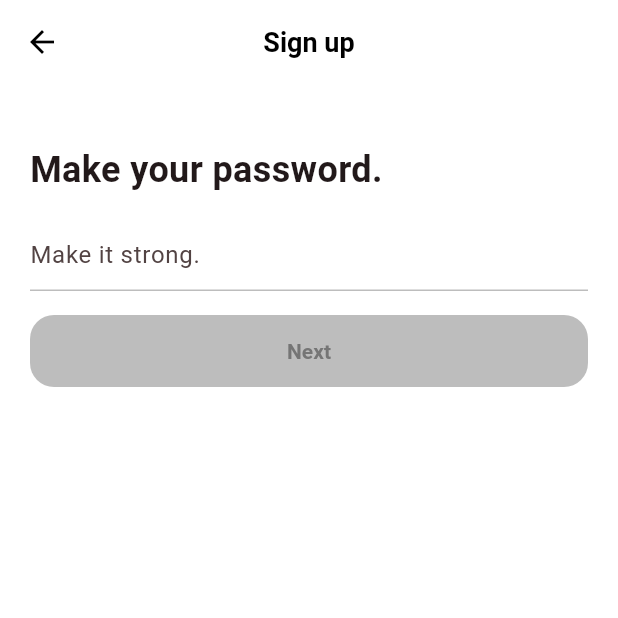
After one commit to ffenland/tiktok_clone, a Flutter app: the PasswordScreen screen opened directly, on a phone screen of 412 x 824 dp, the top half of it. The commit adds this screen. Run offline on Flutter 3.47's test engine with Material 3 defaults, Android fonts, the phone set to English and light mode, and no system bars; our stand-ins replace font_awesome_flutter.

Commit message:
password 12:02

```diff
--- a/lib/features/authentication/login_screen.dart
+++ b/lib/features/authentication/login_screen.dart
@@ -8,7 +8,7 @@ import 'package:tiktok_clone/features/authentication/widgets/auth_button.dart';
 class LoginScreen extends StatelessWidget {
   const LoginScreen({super.key});
 
-  void onSignupTap(BuildContext context) {
+  void _onSignupTap(BuildContext context) {
     Navigator.of(context)
         .pop(MaterialPageRoute(builder: (context) => const SignUpScreen()));
   }
@@ -59,7 +59,7 @@ class LoginScreen extends StatelessWidget {
             const Text("Don't have an account?"),
             Gaps.h5,
             GestureDetector(
-              onTap: () => onSignupTap(context),
+              onTap: () => _onSignupTap(context),
               child: Text(
                 "Sign up",
                 style: TextStyle(
--- /dev/null
+++ b/lib/features/authentication/password_screen.dart
@@ -0,0 +1,146 @@
+import 'package:flutter/material.dart';
+import 'package:font_awesome_flutter/font_awesome_flutter.dart';
+import 'package:tiktok_clone/constants/gaps.dart';
+import 'package:tiktok_clone/constants/size.dart';
+import 'package:tiktok_clone/features/authentication/widgets/form_button.dart';
+
+class PasswordScreen extends StatefulWidget {
+  const PasswordScreen({super.key});
+
+  @override
+  State<PasswordScreen> createState() => _PasswordScreenState();
+}
+
+class _PasswordScreenState extends State<PasswordScreen> {
+  final TextEditingController _passwordController = TextEditingController();
+
+  String _password = "";
+  bool _obscureText = true;
+
+  @override
+  void initState() {
+    super.initState();
+    _passwordController.addListener(() {
+      setState(() {
+        _password = _passwordController.text;
+      });
+    });
+  }
+
+  @override
+  void dispose() {
+    _passwordController.dispose();
+    super.dispose();
+  }
+
+  void _onScaffoldTap() {
+    FocusScope.of(context).unfocus();
+  }
+
+  void _onSubmit() {
+    if (_password.isEmpty) return;
+    Navigator.push(
+      context,
+      MaterialPageRoute(
+        builder: (context) => const PasswordScreen(),
+      ),
+    );
+  }
+
+  void _onClearTap() {
+    _passwordController.clear();
+  }
+
+  void _toggleObscureText() {
+    if (_obscureText == true) {
+      _obscureText = false;
+    } else {
+      _obscureText = true;
+    }
+    setState(() {});
+  }
+
+  bool _isPasswordValid() {
+    return _password.isNotEmpty && _password.length > 8;
+  }
+
+  @override
+  Widget build(BuildContext context) {
+    return GestureDetector(
+      onTap: _onScaffoldTap,
+      child: Scaffold(
+        appBar: AppBar(
+          title: const Text(
+            "Sign up",
+          ),
+        ),
+        body: Padding(
+          padding: const EdgeInsets.symmetric(horizontal: Sizes.size20),
+          child: Column(
+            crossAxisAlignment: CrossAxisAlignment.start,
+            children: [
+              Gaps.v40,
+              const Text(
+                "Make your password.",
+                style: TextStyle(
+                  fontSize: Sizes.size24,
+                  fontWeight: FontWeight.w700,
+                ),
+              ),
+              Gaps.v16,
+              TextField(
+                controller: _passwordController,
+                onEditingComplete: _onSubmit,
+                obscureText: _obscureText,
+                autocorrect: false,
+                decoration: InputDecoration(
+                  suffix: Row(
+                    mainAxisSize: MainAxisSize.min,
+                    children: [
+                      GestureDetector(
+                        onTap: _onClearTap,
+                        child: FaIcon(
+                          FontAwesomeIcons.solidCircleXmark,
+                          color: Colors.grey.shade400,
+                          size: Sizes.size20,
+                        ),
+                      ),
+                      Gaps.h16,
+                      GestureDetector(
+                        onTap: _toggleObscureText,
+                        child: FaIcon(
+                          _obscureText
+                              ? FontAwesomeIcons.eye
+                              : FontAwesomeIcons.eyeSlash,
+                          color: Colors.grey.shade400,
+                          size: Sizes.size20,
+                        ),
+                      ),
+                    ],
+                  ),
+                  hintText: "Make it strong.",
+                  enabledBorder: UnderlineInputBorder(
+                    borderSide: BorderSide(
+                      color: Colors.grey.shade400,
+                    ),
+                  ),
+                  focusedBorder: UnderlineInputBorder(
+                    borderSide: BorderSide(
+                      color: Colors.grey.shade400,
+                    ),
+                  ),
+                ),
+                cursorColor: Theme.of(context).primaryColor,
+              ),
+              Gaps.v16,
+              GestureDetector(
+                onTap: _onSubmit,
+                child: FormButton(disabled: _password.isEmpty),
+              ),
+            ],
+          ),
+        ),
+      ),
+    );
+  }
+}
--- /dev/null
+++ b/lib/features/authentication/widgets/form_button.dart
@@ -0,0 +1,42 @@
+import 'package:flutter/material.dart';
+import 'package:tiktok_clone/constants/size.dart';
+
+class FormButton extends StatelessWidget {
+  const FormButton({
+    super.key,
+    required this.disabled,
+  });
+
+  final bool disabled;
+
+  @override
+  Widget build(BuildContext context) {
+    return FractionallySizedBox(
+      widthFactor: 1,
+      child: AnimatedContainer(
+        duration: const Duration(
+          milliseconds: 300,
+        ),
+        padding: const EdgeInsets.symmetric(
+          vertical: Sizes.size16,
+        ),
+        decoration: BoxDecoration(
+          borderRadius: BorderRadius.circular(Sizes.size16),
+          color:
+              disabled ? Colors.grey.shade400 : Theme.of(context).primaryColor,
+        ),
+        child: AnimatedDefaultTextStyle(
+          duration: const Duration(microseconds: 300),
+          style: TextStyle(
+            color: disabled ? Colors.grey.shade600 : Colors.white,
+            fontWeight: FontWeight.w600,
+          ),
+          child: const Text(
+            "Next",
+            textAlign: TextAlign.center,
+          ),
+        ),
+      ),
+    );
+  }
+}
```
Also changed, not shown: lib/features/authentication/email_screen.dart (added, +117 -0 lines), lib/features/authentication/sign_up_screen.dart (+22 -10 lines), lib/features/authentication/username_screen.dart (added, +101 -0 lines), lib/main.dart (+16 -1 lines).
